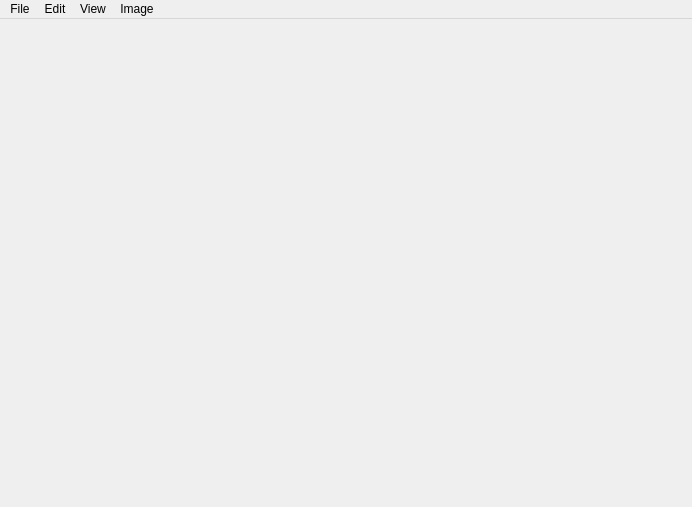
Above: designer/DrawingWindowUI.ui from skitzycat/beedraw before the change. Below: the same form after it.
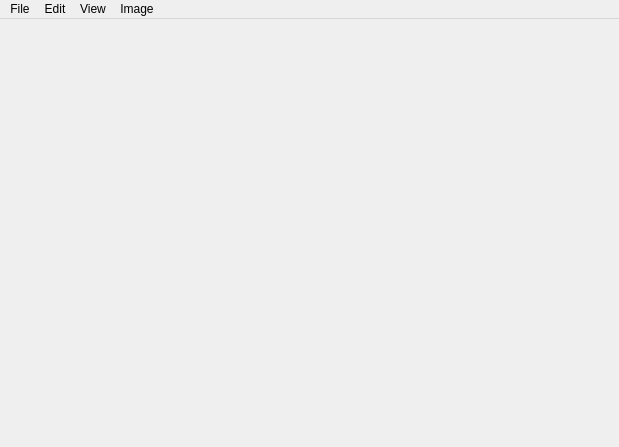
That is the form after the change.

Commit message: started adding color swatch palette to main window, now replacing widget in drawing window in more intelligent fashon

Patch:
```diff
--- a/designer/DrawingWindowUI.ui
+++ b/designer/DrawingWindowUI.ui
@@ -5,8 +5,8 @@
    <rect>
     <x>0</x>
     <y>0</y>
-    <width>692</width>
-    <height>507</height>
+    <width>619</width>
+    <height>447</height>
    </rect>
   </property>
   <property name="sizePolicy" >
@@ -35,21 +35,15 @@
     <item>
      <widget class="QWidget" native="1" name="PictureViewWidget" >
       <property name="sizePolicy" >
-       <sizepolicy vsizetype="Fixed" hsizetype="Fixed" >
+       <sizepolicy vsizetype="MinimumExpanding" hsizetype="MinimumExpanding" >
         <horstretch>0</horstretch>
         <verstretch>0</verstretch>
        </sizepolicy>
       </property>
       <property name="minimumSize" >
        <size>
-        <width>600</width>
-        <height>400</height>
-       </size>
-      </property>
-      <property name="maximumSize" >
-       <size>
-        <width>600</width>
-        <height>400</height>
+        <width>100</width>
+        <height>100</height>
        </size>
       </property>
      </widget>
@@ -61,7 +55,7 @@
     <rect>
      <x>0</x>
      <y>0</y>
-     <width>692</width>
+     <width>619</width>
      <height>35</height>
     </rect>
    </property>
```
The commit also changes 5 other files.
